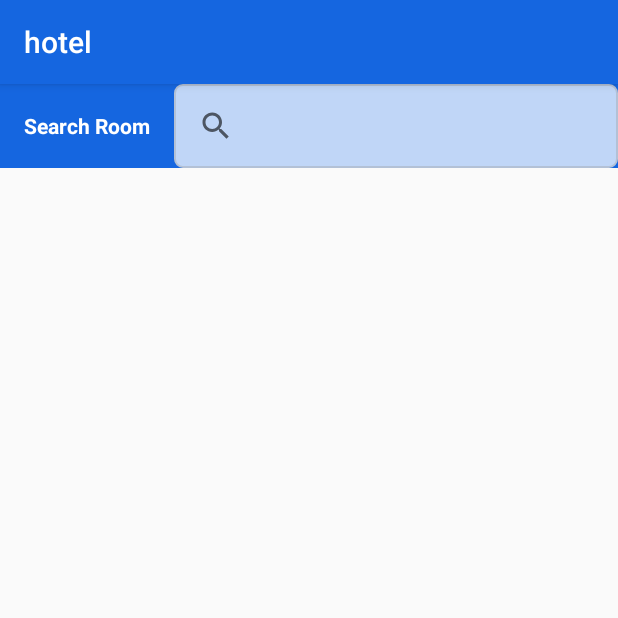
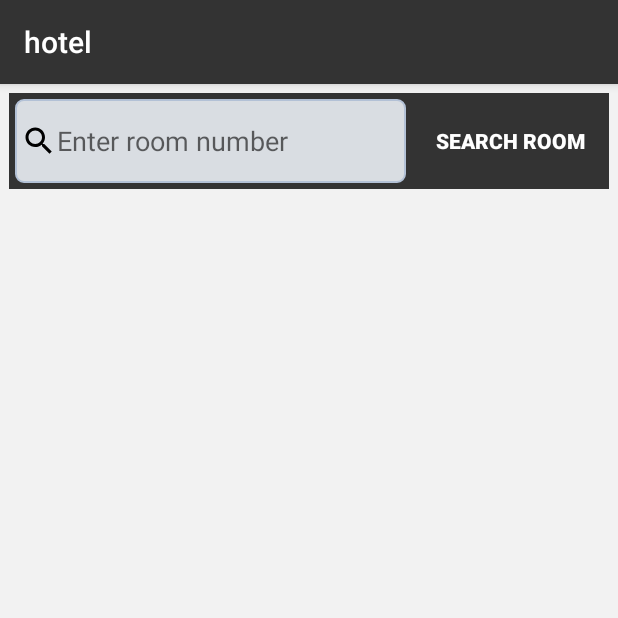
Before and after one commit to yamir86/frameworks_javascript, an Android app: the fragment FragmentAddRequestFrontDesk shown on its own in the app's theme, on a phone screen of 412 x 824 dp, the top half of it. Run offline under Robolectric (Android 15) with nearby library versions, the phone set to English and light mode, and no system bars; libraries missing offline, so code that uses them is left out: com.loopj.android, cz.msebera.android.

Commit message:
mejoras en diseno

```diff
--- a/Documents/movil-hh-master/app/src/main/java/com/tavasolutions/fragments/FragmentAddRequestFrontDesk.java
+++ b/Documents/movil-hh-master/app/src/main/java/com/tavasolutions/fragments/FragmentAddRequestFrontDesk.java
@@ -53,7 +53,7 @@ public class FragmentAddRequestFrontDesk extends Fragment implements View.OnClic
     static TextView dateTextView, hourTextView;
 
     CheckBox delayCheckBox;
-    SearchView searchView;
+    EditText searchView;
 
     CardView addRequestLayout;
 
@@ -64,6 +64,8 @@ public class FragmentAddRequestFrontDesk extends Fragment implements View.OnClic
     EditText noteEditText;
 
     AddRequestDTO addRequestDTO;
+
+    Button searchRoomButton;
 
     @Nullable
     @Override
@@ -83,6 +85,10 @@ public class FragmentAddRequestFrontDesk extends Fragment implements View.OnClic
         btnAdd=(Button)rootView.findViewById(R.id.buttonAdd);
         btnAdd.setOnClickListener(this);
 
+        searchRoomButton=rootView.findViewById(R.id.searchButton);
+
+        searchRoomButton.setOnClickListener(this);
+
         addRequestLayout=(CardView)rootView.findViewById(R.id.addRequestLayout);
 
         departmentsSpinner=(Spinner)rootView.findViewById(R.id.spinner);
@@ -92,60 +98,13 @@ public class FragmentAddRequestFrontDesk extends Fragment implements View.OnClic
         addRequestDTO=new AddRequestDTO();
 
 
-        searchView = (SearchView) rootView.findViewById(R.id.roomSearchView);
+        searchView =  rootView.findViewById(R.id.roomSearchView);
         //permite modificar el hint que el EditText muestra por defecto
-        searchView.setQueryHint(getText(R.string.menu_search));
+        /*searchView.setQueryHint(getText(R.string.menu_search));
         searchView.setOnQueryTextListener(new SearchView.OnQueryTextListener() {
             @Override
             public boolean onQueryTextSubmit(String query) {
-                RequestParams rp = new RequestParams();
-                rp.add("mod", "validateRoomNumber");
 
-                roomSearchQuery=query;
-                rp.add("roomNumber", roomSearchQuery);
-
-
-
-                HttpUtil.get( "requests.php",rp,new JsonHttpResponseHandler() {
-                    @Override
-                    public void onSuccess(int statusCode, Header[] headers, JSONArray response) {
-
-                        if (statusCode==200){
-
-                            Gson gson= new Gson();
-
-                            RoomDTO[] arr = gson.fromJson(response.toString(), RoomDTO[].class);
-                            List rooms  = new ArrayList(Arrays.asList(arr));
-
-
-
-                            if (!rooms.isEmpty()){
-                                addRequestLayout.setVisibility(View.VISIBLE);
-                                addRequestDTO.setRoomId(((RoomDTO)rooms.get(0)).getRoomId());
-                                retrieveDepartmentsData();
-
-                            }else{
-                                getActivity().getSupportFragmentManager()
-                                        .beginTransaction()
-                                        .replace(R.id.root,new NoResultsFragment(), NoResultsFragment.class.getSimpleName())
-                                        .addToBackStack("noResult")
-                                        .commit();
-                            }
-
-                            return;
-                        }
-
-                    }
-
-                    @Override
-                    public void  onFailure(int statusCode, Header[] headers, String responseString, Throwable throwable){
-                        //throwable.printStackTrace();
-                        Toast.makeText(getActivity(), responseString, Toast.LENGTH_SHORT).show();
-
-                    }
-
-
-                });
                 return true;
             }
             @Override
@@ -155,7 +114,7 @@ public class FragmentAddRequestFrontDesk extends Fragment implements View.OnClic
             }
         });
 
-
+        */
 
         return rootView;
     }
@@ -183,8 +142,8 @@ public class FragmentAddRequestFrontDesk extends Fragment implements View.OnClic
                         final ArrayAdapter<String> spinnerArrayAdapter = new ArrayAdapter<String>
                                 (getActivity(), android.R.layout.simple_spinner_item,
                                         departments);
-                        spinnerArrayAdapter.setDropDownViewResource(android.R.layout
-                                .simple_spinner_dropdown_item);
+                        spinnerArrayAdapter.setDropDownViewResource(R.layout
+                                .spinner_item_layout);
                         departmentsSpinner.setAdapter(spinnerArrayAdapter);
                         departmentsSpinner.setOnItemSelectedListener(new AdapterView.OnItemSelectedListener() {
                             @Override
@@ -246,8 +205,7 @@ public class FragmentAddRequestFrontDesk extends Fragment implements View.OnClic
                         final ArrayAdapter<String> spinnerArrayAdapter = new ArrayAdapter<String>
                                 (getActivity(), android.R.layout.simple_spinner_item,
                                         departments);
-                        spinnerArrayAdapter.setDropDownViewResource(android.R.layout
-                                .simple_spinner_dropdown_item);
+                        spinnerArrayAdapter.setDropDownViewResource(R.layout.spinner_item_layout);
                         requestsSpinner.setAdapter(spinnerArrayAdapter);
                         requestsSpinner.setOnItemSelectedListener(new AdapterView.OnItemSelectedListener() {
                             @Override
@@ -292,6 +250,60 @@ public class FragmentAddRequestFrontDesk extends Fragment implements View.OnClic
     @Override
     public void onClick(View view) {
         switch (view.getId()){
+
+            case R.id.searchButton:{
+                RequestParams rp = new RequestParams();
+                rp.add("mod", "validateRoomNumber");
+
+                roomSearchQuery=searchView.getText().toString();
+                rp.add("roomNumber", roomSearchQuery);
+
+
+
+                HttpUtil.get( "requests.php",rp,new JsonHttpResponseHandler() {
+                    @Override
+                    public void onSuccess(int statusCode, Header[] headers, JSONArray response) {
+
+                        if (statusCode==200){
+
+                            Gson gson= new Gson();
+
+                            RoomDTO[] arr = gson.fromJson(response.toString(), RoomDTO[].class);
+                            List rooms  = new ArrayList(Arrays.asList(arr));
+
+
+
+                            if (!rooms.isEmpty()){
+                                addRequestLayout.setVisibility(View.VISIBLE);
+                                addRequestDTO.setRoomId(((RoomDTO)rooms.get(0)).getRoomId());
+                                retrieveDepartmentsData();
+
+                            }else{
+                                getActivity().getSupportFragmentManager()
+                                        .beginTransaction()
+                                        .replace(R.id.root,new NoResultsFragment(), NoResultsFragment.class.getSimpleName())
+                                        .addToBackStack("noResult")
+                                        .commit();
+                            }
+
+                            return;
+                        }
+
+                    }
+
+                    @Override
+                    public void  onFailure(int statusCode, Header[] headers, String responseString, Throwable throwable){
+                        //throwable.printStackTrace();
+                        Toast.makeText(getActivity(), responseString, Toast.LENGTH_SHORT).show();
+
+                    }
+
+
+                });
+
+                break;
+            }
+
             case R.id.tvDate:{
 
                 DialogFragment newFragment = new DatePickerFragment();
--- a/Documents/movil-hh-master/app/src/main/res/drawable/blue_border_rounded_cornwe.xml
+++ b/Documents/movil-hh-master/app/src/main/res/drawable/border_rounded_cornwe.xml
@@ -1,6 +1,6 @@
 <?xml version="1.0" encoding="utf-8"?>
 <shape xmlns:android="http://schemas.android.com/apk/res/android" android:shape="rectangle">
     <solid android:color="#FFFFFF"/>
-    <stroke android:color="#c0d6f7" android:width="1.3dp"/>
+    <stroke android:color="#707275" android:width="1.3dp"/>
     <corners android:radius="23dp"/>
 </shape>
--- a/Documents/movil-hh-master/app/src/main/res/drawable/button_3d.xml
+++ b/Documents/movil-hh-master/app/src/main/res/drawable/button_3d.xml
@@ -6,9 +6,9 @@
     <gradient
         android:angle="45"
         android:centerX="35%"
-        android:centerColor="#3C76A8"
-        android:startColor="#66CAE8"
-        android:endColor="#3021FF"
+        android:centerColor="#52B663"
+        android:startColor="#4CD964"
+        android:endColor="#4CD964"
         android:type="linear"
         />
     <padding
--- a/Documents/movil-hh-master/app/src/main/res/drawable/cards_rounded_background.xml
+++ b/Documents/movil-hh-master/app/src/main/res/drawable/cards_rounded_background.xml
@@ -1,6 +1,6 @@
 <?xml version="1.0" encoding="utf-8"?>
 <shape xmlns:android="http://schemas.android.com/apk/res/android" android:shape="rectangle">
-    <solid android:color="#1566e0"/>
-    <stroke android:color="#c0d6f7" android:width="1.3dp"/>
+    <solid android:color="@color/colorPrimary"/>
+    <stroke android:color="@color/colorPrimaryLight" android:width="1.3dp"/>
     <corners android:bottomLeftRadius="23dp" android:topLeftRadius="23dp"/>
 </shape>
--- a/Documents/movil-hh-master/app/src/main/res/drawable/combos_background.xml
+++ b/Documents/movil-hh-master/app/src/main/res/drawable/combos_background.xml
@@ -1,6 +1,6 @@
 <?xml version="1.0" encoding="utf-8"?>
 <shape xmlns:android="http://schemas.android.com/apk/res/android" android:shape="rectangle">
-    <solid android:color="#c0d6f7"/>
+    <solid android:color="@color/colorPrimaryLight"/>
     <stroke android:color="#B3C1D6" android:width="1.3dp"/>
     <corners android:radius="5dp"/>
 </shape>
--- a/Documents/movil-hh-master/app/src/main/res/drawable/enabled_button.xml
+++ b/Documents/movil-hh-master/app/src/main/res/drawable/enabled_button.xml
@@ -1,5 +1,5 @@
 <?xml version="1.0" encoding="utf-8"?>
 <shape xmlns:android="http://schemas.android.com/apk/res/android" android:shape="rectangle">
-    <solid android:color="#1566e0"/>
+    <solid android:color="#4CD964"/>
     <corners android:radius="23dp"/>
 </shape>
--- /dev/null
+++ b/Documents/movil-hh-master/app/src/main/res/drawable/ic_location_city_black_24dp.xml
@@ -0,0 +1,5 @@
+<vector android:height="24dp" android:tint="#3642B3"
+    android:viewportHeight="24.0" android:viewportWidth="24.0"
+    android:width="24dp" xmlns:android="http://schemas.android.com/apk/res/android">
+    <path android:fillColor="#FF000000" android:pathData="M15,11L15,5l-3,-3 -3,3v2L3,7v14h18L21,11h-6zM7,19L5,19v-2h2v2zM7,15L5,15v-2h2v2zM7,11L5,11L5,9h2v2zM13,19h-2v-2h2v2zM13,15h-2v-2h2v2zM13,11h-2L11,9h2v2zM13,7h-2L11,5h2v2zM19,19h-2v-2h2v2zM19,15h-2v-2h2v2z"/>
+</vector>
--- a/Documents/movil-hh-master/app/src/main/res/layout/fragmen_add_request_frontdesk.xml
+++ b/Documents/movil-hh-master/app/src/main/res/layout/fragmen_add_request_frontdesk.xml
@@ -1,6 +1,71 @@
 <?xml version="1.0" encoding="utf-8"?>
 <LinearLayout xmlns:android="http://schemas.android.com/apk/res/android"
     xmlns:app="http://schemas.android.com/apk/res-auto"
+    android:layout_width="match_parent"
+    android:layout_height="match_parent"
+    android:background="@color/lightGray"
+    android:orientation="vertical">
+
+    <ScrollView
+        android:layout_width="match_parent"
+        android:layout_height="match_parent">
+
+        <LinearLayout
+            android:layout_width="match_parent"
+            android:layout_height="wrap_content"
+            android:orientation="vertical">
+
+
+            <LinearLayout
+                android:layout_width="match_parent"
+                android:layout_height="wrap_content"
+                android:layout_marginLeft="6dp"
+                android:layout_marginTop="6dp"
+                android:layout_marginRight="6dp"
+                android:background="@color/colorPrimary"
+                android:orientation="horizontal">
+
+                <EditText
+                    android:id="@+id/roomSearchView"
+                    android:layout_width="0dp"
+                    android:layout_height="match_parent"
+                    android:layout_margin="4dp"
+                    android:layout_weight="1"
+                    android:background="@drawable/combos_background"
+                    android:clickable="true"
+                    android:clipChildren="false"
+                    android:clipToPadding="false"
+                    android:drawableLeft="@drawable/ic_search_black_24dp"
+                    android:hint="Enter room number"
+                    android:iconifiedByDefault="true"
+                    android:inputType="number"
+                    android:padding="4dp" />
+
+                <Button
+                    android:id="@+id/searchButton"
+                    android:layout_width="wrap_content"
+                    android:layout_height="wrap_content"
+                    android:layout_gravity="center_vertical"
+                    android:layout_margin="8dp"
+                    android:background="#0000"
+                    android:padding="8dp"
+                    android:text="Search Room"
+                    android:textColor="@android:color/background_light"
+                    android:textStyle="bold" />
+
+            </LinearLayout>
+
+            <android.support.v7.widget.CardView
+                android:id="@+id/addRequestLayout"
+                android:layout_width="match_parent"
+                android:layout_height="wrap_content"
+                android:layout_marginLeft="6dp"
+                android:layout_marginRight="6dp"
+                android:layout_marginBottom="6dp"
+                android:visibility="gone"
+                app:cardElevation="0dp">
+
+                <LinearLayout
                     android:layout_width="match_parent"
                     android:layout_height="match_parent"
                     android:orientation="vertical">
@@ -9,51 +74,41 @@
                         android:layout_width="match_parent"
                         android:layout_height="wrap_content"
                         android:background="@color/colorPrimary"
-        android:orientation="horizontal">
+                        android:orientation="vertical"
+                        android:paddingLeft="12dp"
+                        android:paddingTop="15dp"
+                        android:paddingBottom="15dp">
 
                         <TextView
-            android:id="@+id/textView11"
-            android:layout_width="wrap_content"
-            android:layout_height="wrap_content"
-            android:layout_gravity="center_vertical"
-            android:layout_margin="8dp"
-            android:padding="8dp"
-            android:text="Search Room"
-            android:textColor="@android:color/background_light"
-            android:textStyle="bold" />
-
-        <SearchView
-            android:id="@+id/roomSearchView"
-            android:layout_width="0dp"
-            android:layout_height="wrap_content"
-            android:layout_weight="1"
-            android:background="@drawable/combos_background"
-            android:clickable="true"
-            android:clipChildren="true"
-            android:clipToPadding="true"
-            android:padding="4dp"
-            android:queryHint="Search room" />
-    </LinearLayout>
-
-    <android.support.v7.widget.CardView
-        android:id="@+id/addRequestLayout"
+                            android:id="@+id/textView3"
                             android:layout_width="match_parent"
                             android:layout_height="wrap_content"
-        android:layout_margin="8dp"
-        android:visibility="gone"
-        app:cardCornerRadius="23dp"
-        app:cardElevation="0dp">
+                            android:layout_marginStart="4dp"
+                            android:layout_marginEnd="4dp"
+                            android:gravity="start"
+                            android:text="@string/add_request"
+                            android:textColor="@color/white"
+                            android:textSize="18sp"
+                            android:textStyle="bold" />
+                    </LinearLayout>
 
                     <LinearLayout
                         android:layout_width="match_parent"
                         android:layout_height="match_parent"
                         android:orientation="horizontal">
 
+                        <TextView
+                            android:id="@+id/textView4"
+                            android:layout_width="4dp"
+                            android:layout_height="match_parent"
+                            android:layout_marginLeft="8dp"
+                            android:background="@android:color/holo_orange_dark"
+                            android:visibility="gone" />
+
                         <LinearLayout
                             android:layout_width="0dp"
                             android:layout_height="wrap_content"
                             android:layout_weight="1"
-                android:background="@drawable/cards_rounded_background"
                             android:orientation="vertical"
                             android:padding="8dp">
 
@@ -64,7 +119,7 @@
                                 android:layout_weight="0.5"
                                 android:padding="6dp"
                                 android:text="@string/department"
-                    android:textColor="@android:color/background_light" />
+                                android:textColor="@color/colorPrimaryDark" />
 
                             <LinearLayout
                                 android:layout_width="match_parent"
@@ -88,7 +143,7 @@
                                 android:layout_height="wrap_content"
                                 android:padding="6dp"
                                 android:text="@string/request"
-                    android:textColor="@android:color/background_light" />
+                                android:textColor="@color/colorPrimaryDark" />
 
                             <LinearLayout
                                 android:layout_width="match_parent"
@@ -115,7 +170,8 @@
                                 <android.support.design.widget.TextInputEditText
                                     android:id="@+id/noteEditText"
                                     android:layout_width="match_parent"
-                        android:layout_height="wrap_content" />
+                                    android:layout_height="wrap_content"
+                                    android:textColor="@color/colorPrimaryDark" />
                             </android.support.design.widget.TextInputLayout>
 
                             <LinearLayout
@@ -130,7 +186,7 @@
                                     android:layout_width="wrap_content"
                                     android:layout_height="wrap_content"
                                     android:text="@string/delay"
-                        android:textColor="@android:color/background_light" />
+                                    android:textColor="@color/colorPrimaryDark" />
 
                                 <CheckBox
                                     android:id="@+id/checkBox"
@@ -146,7 +202,7 @@
                                     android:layout_height="wrap_content"
                                     android:layout_weight="1"
                                     android:text="Fecha"
-                        android:textColor="@android:color/background_light"
+                                    android:textColor="@color/colorPrimaryDark"
                                     android:visibility="invisible" />
 
                                 <TextView
@@ -155,53 +211,15 @@
                                     android:layout_height="wrap_content"
                                     android:layout_weight="1"
                                     android:text="Hora"
-                        android:textColor="@android:color/background_light"
+                                    android:textColor="@color/colorPrimaryDark"
                                     android:visibility="invisible" />
 
                             </LinearLayout>
-
-
-            </LinearLayout>
-
-            <TextView
-                android:id="@+id/textView4"
-                android:layout_width="4dp"
-                android:layout_height="match_parent"
-                android:background="@android:color/holo_orange_dark" />
-
-            <RelativeLayout
-                android:layout_width="0dp"
-                android:layout_height="match_parent"
-                android:layout_weight="0.4"
-                android:orientation="vertical">
-
-                <TextView
-                    android:id="@+id/textView3"
-                    android:layout_width="wrap_content"
-                    android:layout_height="wrap_content"
-                    android:layout_alignParentRight="true"
-                    android:layout_gravity="end"
-                    android:layout_margin="4dp"
-                    android:gravity="right|end"
-                    android:padding="6dp"
-                    android:text="@string/add_request"
-                    android:textColor="@android:color/background_dark"
-                    android:textSize="14sp"
-                    android:textStyle="bold" />
-
-                <TextView
-                    android:id="@+id/textView10"
-                    android:layout_width="match_parent"
-                    android:layout_height="1dp"
-                    android:layout_below="@+id/textView3"
-                    android:background="@android:color/holo_orange_dark" />
 
                             <Button
                                 android:id="@+id/buttonAdd"
                                 android:layout_width="wrap_content"
                                 android:layout_height="wrap_content"
-                    android:layout_alignParentBottom="true"
-                    android:layout_centerHorizontal="true"
                                 android:layout_gravity="right|end"
                                 android:layout_marginStart="4dp"
                                 android:layout_marginLeft="4dp"
@@ -210,13 +228,21 @@
                                 android:layout_marginRight="4dp"
                                 android:layout_marginBottom="4dp"
                                 android:layout_weight="1"
-                    android:background="@drawable/blue_fill__rounded_color"
+                                android:background="@drawable/fill__rounded_color"
                                 android:enabled="false"
                                 android:text="Add"
                                 android:textAllCaps="false"
                                 android:textColor="@android:color/white" />
-            </RelativeLayout>
+
 
                         </LinearLayout>
+
+                    </LinearLayout>
+                </LinearLayout>
+
             </android.support.v7.widget.CardView>
+
+
         </LinearLayout>
+    </ScrollView>
+</LinearLayout>
--- a/Documents/movil-hh-master/app/src/main/res/values-v21/styles.xml
+++ b/Documents/movil-hh-master/app/src/main/res/values-v21/styles.xml
@@ -3,8 +3,13 @@
     <style name="AppTheme.NoActionBar">
         <item name="windowActionBar">false</item>
         <item name="windowNoTitle">true</item>
-        <item name="android:statusBarColor">@android:color/transparent</item>
-        <item name="android:textColor">@color/white</item>
+        <item name="android:statusBarColor">@color/colorPrimaryLight</item>
+        <item name="android:textColor">@color/colorPrimaryDark</item>
 
     </style>
+
+    <style name="mySpinnerItemStyle" parent="ThemeOverlay.AppCompat.Dark">
+        <item name="android:textColor">#000</item>
+        <item name="android:color">#000</item>
+    </style>
 </resources>
--- a/Documents/movil-hh-master/app/src/main/res/values/colors.xml
+++ b/Documents/movil-hh-master/app/src/main/res/values/colors.xml
@@ -5,14 +5,15 @@
     <color name="colorPrimaryDark">#303F9F</color>
     <color name="colorAccent">#FF4081</color>
     -->
-    <color name="colorPrimary">#1566e0</color>
-    <color name="colorPrimaryDark">#003DAD</color>
-    <color name="colorPrimaryLight">#6693ff</color>
+    <color name="colorPrimary">#333333</color>
+    <color name="colorPrimaryDark">#191919</color>
+    <color name="colorPrimaryLight">#D9DDE2</color>
     <color name="colorAccent">#4DB6AC</color>
+    <color name="lightGray">#F2F2F2</color>
 
     <!-- hotel -->
 
-    <color name="white">#343a40</color>
+    <color name="white">#FFFFFF</color>
     <!--
         <color name="gray_dark">#343a40</color>
         <color name="gray">#343a40</color>
--- a/Documents/movil-hh-master/app/src/main/res/values/styles.xml
+++ b/Documents/movil-hh-master/app/src/main/res/values/styles.xml
@@ -10,6 +10,11 @@
         <item name="android:textColor">@color/secondary</item>
         -->
 
+    </style>
+
+    <style name="mySpinnerItemStyle" parent="ThemeOverlay.AppCompat.Dark">
+        <item name="android:textColor">#000</item>
+        <item name="android:color">#000</item>
     </style>
 
     <style name="AppTheme.NoActionBar">
```
Also changed, not shown: Documents/movil-hh-master/app/src/main/java/hotel/tavasolutions/com/hotel/Login.java (+18 -0 lines), Documents/movil-hh-master/app/src/main/res/drawable/spinner_item_background.xml (added, +9 -0 lines), Documents/movil-hh-master/app/src/main/res/layout/activity_login.xml (+96 -57 lines), Documents/movil-hh-master/app/src/main/res/layout/spinner_item_layout.xml (added, +15 -0 lines), Documents/movil-hh-master/app/src/main/res/drawable-v21/blue_bg.png, Documents/movil-hh-master/app/src/main/res/drawable-v21/fill__rounded_color.xml (renamed from Documents/movil-hh-master/app/src/main/res/drawable-v21/blue_fill__rounded_color.xml). Lines whose indentation alone changed are shown as unchanged.
